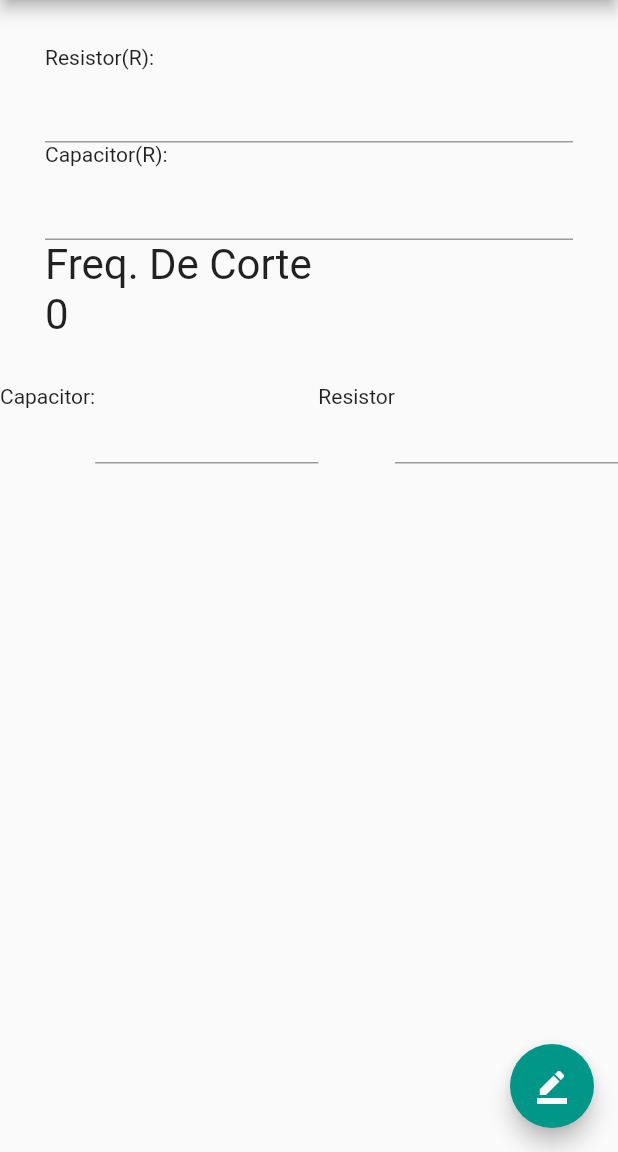
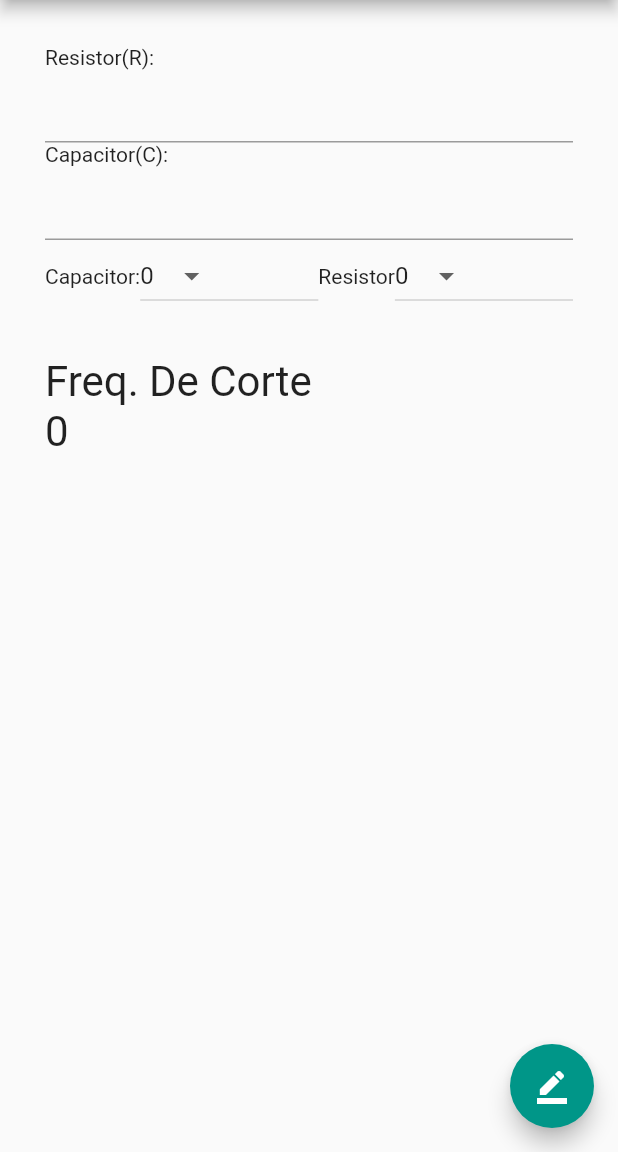
Before and after one commit to WagnerPaulino/frequencia-corte-app, a Flutter app: the screen it shows after launch, after a tap on the "border color" icon, on a phone screen of 412 x 824 dp, the part 84-1236 px from its top. Run offline on Flutter 3.47's test engine with Material 2 defaults, Android fonts, the phone set to English and light mode, and no system bars.

Commit message:
potenciaçao

```diff
--- a/lib/main.dart
+++ b/lib/main.dart
@@ -31,19 +31,25 @@ class MyHomePage extends StatefulWidget {
 class _MyHomePageState extends State<MyHomePage> {
   FrequenciaCorteService fcs = new FrequenciaCorteService();
   FrequenciaCorte frequenciaCorte = new FrequenciaCorte();
-  final _formKey = GlobalKey<FormState>();
-  TextEditingController resistorController = new TextEditingController();
-  TextEditingController capacitorController = new TextEditingController();
-  List<int> potencias = new List();
+  List<DropdownMenuItem<num>> items = new List();
+  List<num> potencias = new List.from([0, -12, -9, -6, 6, 9]);
+  num potResistor = 0;
+  num potCapacitor = 0;
 
-  List<DropdownMenuItem<int>> getDropDownMenuItems() {
-    List<DropdownMenuItem<int>> items = new List();
-    for (int city in potencias) {
-      // here we are creating the drop down menu items, you can customize the item right here
-      // but I'll just use a simple text for this
-      items.add(new DropdownMenuItem(value: city, child: new Text("")));
+  List<DropdownMenuItem<num>> getDropDownMenuItems() {
+    items = new List();
+    potencias.forEach((valor) => {
+          items.add(new DropdownMenuItem(
+              value: valor, child: new Text(valor.toString())))
+        });
+
+    return items;
   }
-    return items;
+
+  @override
+  void initState() {
+    items = getDropDownMenuItems();
+    super.initState();
   }
 
   @override
@@ -53,44 +59,58 @@ class _MyHomePageState extends State<MyHomePage> {
         title: Text(widget.title),
       ),
       body: new SingleChildScrollView(
-          child: Column(
-        mainAxisAlignment: MainAxisAlignment.start,
-        children: <Widget>[
-          Form(
-              key: _formKey,
           child: new Padding(
               padding: const EdgeInsets.all(30.0),
               child: Column(
+                mainAxisAlignment: MainAxisAlignment.center,
                 crossAxisAlignment: CrossAxisAlignment.start,
                 children: <Widget>[
                   new Text("Resistor(R): ", textScaleFactor: 1),
-                      TextFormField(
-                          validator: (value) {
-                            if (value.isEmpty) {
-                              return 'Deve ter um número aqui!';
-                            }
+                  new TextField(
+                      onChanged: (t) {
+                        frequenciaCorte.resistor =
+                            t == null ? 0 : double.parse(t);
                       },
-                          controller: resistorController,
-                          onSaved: (t) => frequenciaCorte.resistor =
-                              t == null ? 0 : double.parse(t),
                       style: new TextStyle(
-                              fontSize: 25.0,
-                              height: 1.0,
-                              color: Colors.black)),
-                      new Text("Capacitor(R): ", textScaleFactor: 1),
-                      TextFormField(
-                          validator: (value) {
-                            if (value.isEmpty) {
-                              return 'Deve ter um número aqui!';
-                            }
+                          fontSize: 25.0, height: 1.0, color: Colors.black)),
+                  new Text("Capacitor(C): ", textScaleFactor: 1),
+                  new TextField(
+                      onChanged: (t) {
+                        frequenciaCorte.capacitor =
+                            t == null ? 0 : double.parse(t);
                       },
-                          controller: capacitorController,
-                          onSaved: (t) => frequenciaCorte.capacitor =
-                              t == null ? 0 : double.parse(t),
                       style: new TextStyle(
-                              fontSize: 25.0,
-                              height: 1.0,
-                              color: Colors.black)),
+                          fontSize: 25.0, height: 1.0, color: Colors.black)),
+                  new Padding(
+                      padding: EdgeInsets.fromLTRB(0, 0, 0, 30),
+                      child: new Row(
+                        mainAxisSize: MainAxisSize.max,
+                        crossAxisAlignment: CrossAxisAlignment.center,
+                        children: <Widget>[
+                          new Text("Capacitor:"),
+                          new Expanded(
+                              child: new DropdownButton(
+                            value: potCapacitor,
+                            items: getDropDownMenuItems(),
+                            onChanged: (t) {
+                              this.setState(() {
+                                potCapacitor = t;
+                              });
+                            },
+                          )),
+                          new Text("Resistor"),
+                          new Expanded(
+                              child: new DropdownButton(
+                            value: potResistor,
+                            items: getDropDownMenuItems(),
+                            onChanged: (t) {
+                              this.setState(() {
+                                potResistor = t;
+                              });
+                            },
+                          ))
+                        ],
+                      )),
                   new Text("Freq. De Corte", textScaleFactor: 2),
                   new Text(
                       frequenciaCorte.resultado == null
@@ -99,45 +119,20 @@ class _MyHomePageState extends State<MyHomePage> {
                       textScaleFactor: 2),
                 ],
               ))),
-          new Row(
-            mainAxisSize: MainAxisSize.max,
-            crossAxisAlignment: CrossAxisAlignment.start,
-            children: <Widget>[
-              new Text("Capacitor:"),
-              new Expanded(
-                  child: new TextField(
-                      onChanged: (t) {
-                        if (t.isNotEmpty) {
-                          this.setState(() {
-                            this.frequenciaCorte.capacitor =
-                                math.pow(10, int.parse(t));
-                          });
-                        }
-                      },
-                      style:
-                          new TextStyle(fontSize: 25.0, color: Colors.black))),
-              new Text("Resistor"),
-              new Expanded(
-                child: new TextField(
-                    onChanged: (t) {
-                        if (t.isNotEmpty) {
-                          this.setState(() {
-                            this.frequenciaCorte.resistor =
-                                math.pow(10, int.parse(t));
-                          });
-                        }
-                      },
-                    style: new TextStyle(fontSize: 25.0, color: Colors.black)),
-              )
-            ],
-          ),
-        ],
-      )),
       floatingActionButton: FloatingActionButton(
         onPressed: () {
+          FrequenciaCorte f = new FrequenciaCorte();
           setState(() {
-            this._formKey.currentState.save();
-            frequenciaCorte = fcs.calcular(frequenciaCorte);
+            if (potCapacitor == null || potResistor == null) {
+              potCapacitor = 0;
+              potResistor = 0;
+            }
+            f.capacitor =
+                math.pow(10, potCapacitor) * frequenciaCorte.capacitor;
+            f.resistor = math.pow(10, potResistor) * frequenciaCorte.resistor;
+            print(f.capacitor);
+            print(f.resistor);
+            frequenciaCorte.resultado = fcs.calcular(f).resultado;
           });
         },
         tooltip: 'CALCULAR',
```
Lines whose indentation alone changed are shown as unchanged.
